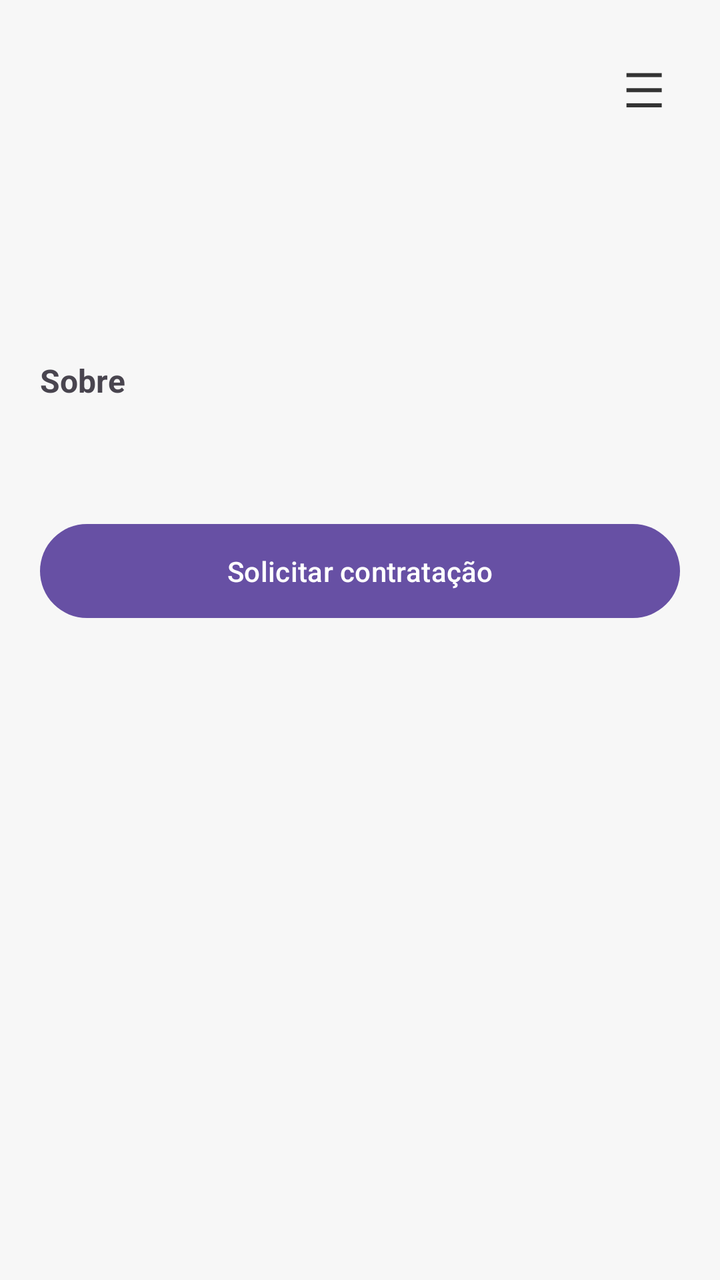
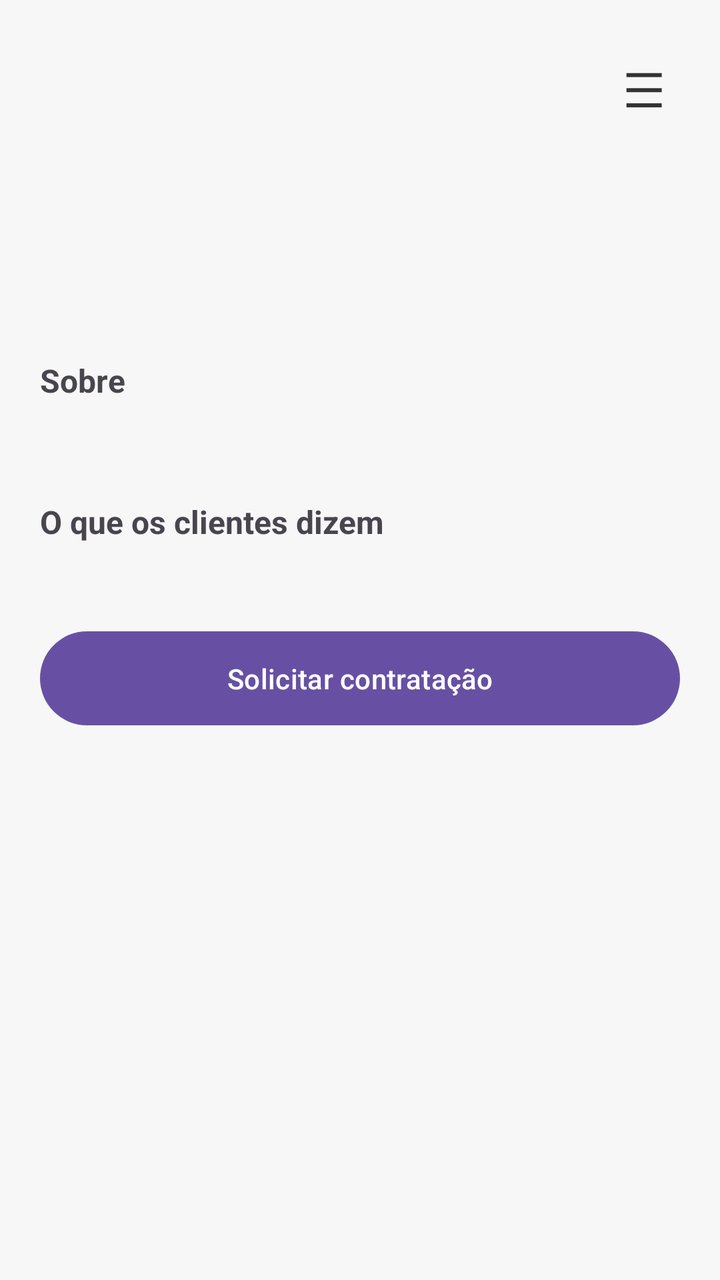

Compare the two renders of this Android layout. The source of the first and the diff that turns it into the second are given below.
<!-- AndroidManifest.xml: application theme Theme.MeuFreela -->
<!-- res/layout/activity_detalhe_freelancer.xml -->
<?xml version="1.0" encoding="utf-8"?>
<ScrollView xmlns:android="http://schemas.android.com/apk/res/android"
    android:layout_width="match_parent"
    android:layout_height="match_parent"
    android:background="#F7F7F7">

    <LinearLayout
        android:layout_width="match_parent"
        android:layout_height="wrap_content"
        android:orientation="vertical"
        android:padding="20dp">

        <LinearLayout
            android:layout_width="match_parent"
            android:layout_height="wrap_content"
            android:orientation="horizontal"
            android:gravity="center_vertical">

            <TextView
                android:id="@+id/textNome"
                android:layout_width="0dp"
                android:layout_height="wrap_content"
                android:layout_weight="1"
                android:textSize="24sp"
                android:textStyle="bold" />

            <TextView
                android:id="@+id/botaoMenu"
                android:layout_width="wrap_content"
                android:layout_height="wrap_content"
                android:padding="8dp"
                android:text="☰"
                android:textColor="#333333"
                android:textSize="24sp" />
        </LinearLayout>

        <TextView
            android:id="@+id/textCategoria"
            android:layout_width="wrap_content"
            android:layout_height="wrap_content"
            android:layout_marginTop="4dp"
            android:textSize="14sp"
            android:textColor="#666666" />

        <TextView
            android:id="@+id/textVerificado"
            android:layout_width="wrap_content"
            android:layout_height="wrap_content"
            android:layout_marginTop="8dp"
            android:text="✓ Verificado"
            android:textColor="#4CAF50"
            android:visibility="gone" />

        <TextView
            android:id="@+id/textAvaliacao"
            android:layout_width="wrap_content"
            android:layout_height="wrap_content"
            android:layout_marginTop="12dp"
            android:textSize="15sp"
            android:textColor="#F5A623" />

        <TextView
            android:id="@+id/textPreco"
            android:layout_width="wrap_content"
            android:layout_height="wrap_content"
            android:layout_marginTop="8dp"
            android:textSize="20sp"
            android:textStyle="bold"
            android:textColor="#6200EE" />

        <TextView
            android:layout_width="wrap_content"
            android:layout_height="wrap_content"
            android:layout_marginTop="20dp"
            android:text="Sobre"
            android:textSize="16sp"
            android:textStyle="bold" />

        <TextView
            android:id="@+id/textDescricao"
            android:layout_width="match_parent"
            android:layout_height="wrap_content"
            android:layout_marginTop="6dp"
            android:textSize="14sp" />

        <com.google.android.material.button.MaterialButton
            android:id="@+id/botaoContratar"
            android:layout_width="match_parent"
            android:layout_height="wrap_content"
            android:layout_marginTop="32dp"
            android:padding="14dp"
            android:text="Solicitar contratação" />
    </LinearLayout>
</ScrollView>
<!-- resources referenced by this layout -->
<resources>
  <style name="Theme.MeuFreela" parent="Base.Theme.MeuFreela" />
  <style name="Base.Theme.MeuFreela" parent="Theme.Material3.DayNight.NoActionBar">
          
          
      </style>
</resources>

<!-- the commit's change to res/layout/activity_detalhe_freelancer.xml (unified diff, before → after) -->
@@ -83,6 +83,21 @@
             android:layout_marginTop="6dp"
             android:textSize="14sp" />
 
+        <TextView
+            android:layout_width="wrap_content"
+            android:layout_height="wrap_content"
+            android:layout_marginTop="24dp"
+            android:text="O que os clientes dizem"
+            android:textSize="16sp"
+            android:textStyle="bold" />
+
+        <androidx.recyclerview.widget.RecyclerView
+            android:id="@+id/recyclerAvaliacoes"
+            android:layout_width="match_parent"
+            android:layout_height="wrap_content"
+            android:layout_marginTop="8dp"
+            android:nestedScrollingEnabled="false" />
+
         <com.google.android.material.button.MaterialButton
             android:id="@+id/botaoContratar"
             android:layout_width="match_parent"
